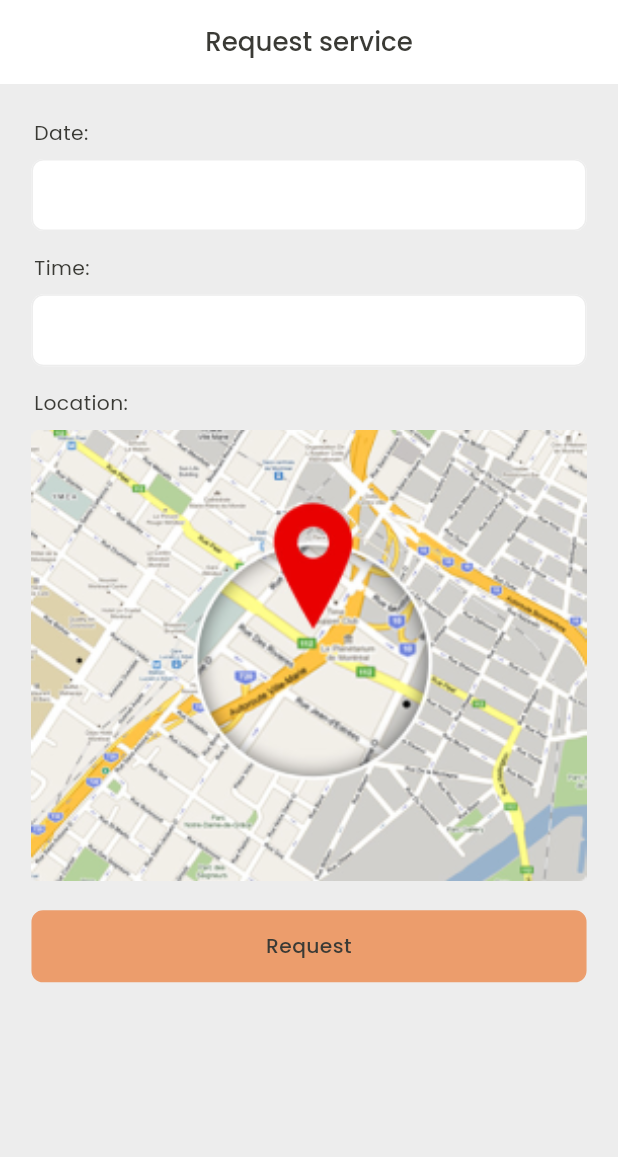
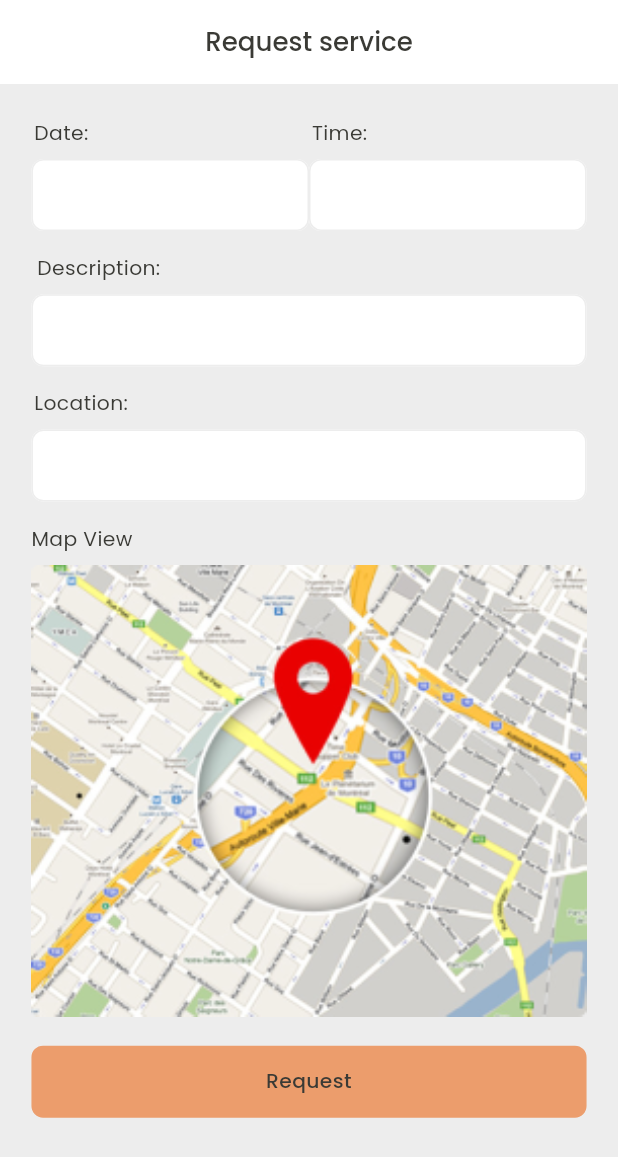
Before and after one commit to bdCalling-Sdt-hub/car_wash_flutter, a Flutter app: the RequestService screen opened by its route, on a phone screen of 412 x 824 dp. Shown: the top 1157 px of the screen. Run offline on Flutter 3.47's test engine with Material 3 defaults, Android fonts, the phone set to English and light mode, and no system bars; our stand-ins replace cached_network_image, flutter_screenutil, flutter_spinkit, flutter_svg, fpdart, gap and 11 more; accounts and stored records are empty; project files that could hold a hidden picture were left out.

```diff
--- a/lib/core/routes/routes.dart
+++ b/lib/core/routes/routes.dart
@@ -136,7 +136,7 @@ class AppRouter {
         GoRoute(
             name: RoutePath.reqService,
             path: RoutePath.reqService.addBasePath,
-            builder: (context, state) => const RequestService()),
+            builder: (context, state) => RequestService()),
 
         /// ==================== Client Service Request ===================
 
--- a/lib/presentation/screens/client/client_home/controller/client_home_controller.dart
+++ b/lib/presentation/screens/client/client_home/controller/client_home_controller.dart
@@ -6,6 +6,12 @@ class ClientHomeController extends GetxController {
   Rx<TextEditingController> searchController = TextEditingController().obs;
   Rx<PageController> pagecontroller = PageController().obs;
 
+  Rx<TextEditingController> dateController = TextEditingController().obs;
+  Rx<TextEditingController> timeController = TextEditingController().obs;
+
+  Rx<TextEditingController> descriptionController = TextEditingController().obs;
+  //Rx<TextEditingController> searchController = TextEditingController().obs;
+
   List<String> tapbarItems = [
     AppStrings.upcomingDate,
     AppStrings.current,
@@ -13,4 +19,6 @@ class ClientHomeController extends GetxController {
   ];
 
   RxInt tappedIndex = 0.obs;
+
+  /// ====================== Req Service =====================
 }
--- a/lib/presentation/screens/client/req_service/req_service.dart
+++ b/lib/presentation/screens/client/req_service/req_service.dart
@@ -1,5 +1,7 @@
 import 'package:car_wash/core/custom_assets/assets.gen.dart';
 import 'package:car_wash/core/routes/route_path.dart';
+import 'package:car_wash/global/general_controller/general_controller.dart';
+import 'package:car_wash/presentation/screens/client/client_home/controller/client_home_controller.dart';
 import 'package:car_wash/presentation/widgets/custom_button/custom_button.dart';
 import 'package:car_wash/presentation/widgets/custom_text/custom_text.dart';
 import 'package:car_wash/presentation/widgets/custom_text_field/custom_text_field.dart';
@@ -8,11 +10,15 @@ import 'package:car_wash/utils/dimensions/dimensions.dart';
 import 'package:car_wash/utils/static_strings/static_strings.dart';
 import 'package:flutter/material.dart';
 import 'package:flutter_screenutil/flutter_screenutil.dart';
+import 'package:get/get.dart';
 import 'package:go_router/go_router.dart';
 
 class RequestService extends StatelessWidget {
-  const RequestService({super.key});
+  RequestService({super.key});
 
+  final GeneralController generalController = Get.find<GeneralController>();
+  final ClientHomeController clientHomeController =
+      Get.find<ClientHomeController>();
   @override
   Widget build(BuildContext context) {
     return Scaffold(
@@ -28,23 +34,57 @@ class RequestService extends StatelessWidget {
         child: Column(
           crossAxisAlignment: CrossAxisAlignment.start,
           children: [
+            Row(
+              children: [
+                Expanded(
+                  child: Column(
+                    crossAxisAlignment: CrossAxisAlignment.start,
+                    children: [
                       CustomText(
                         text: AppStrings.date,
                         bottom: 8.h,
                       ),
 
                       ///=========================== Date ===========================
-            const CustomTextField(
+                      CustomTextField(
+                        readOnly: true,
+                        onTap: () {
+                          generalController.pickDate(context);
+                        },
                         fillColor: AppColors.whiteColor,
+                      ),
+                    ],
+                  ),
+                ),
+                Expanded(
+                    child: Column(
+                  crossAxisAlignment: CrossAxisAlignment.start,
+                  children: [
+                    CustomText(
+                      text: AppStrings.time,
+                      bottom: 8.h,
+                    ),
+
+                    ///=========================== Time ===========================
+                    CustomTextField(
+                      readOnly: true,
+                      onTap: () {
+                        generalController.pickTime(context);
+                      },
+                      fillColor: AppColors.whiteColor,
+                    ),
+                  ],
+                ))
+              ],
             ),
 
             CustomText(
               top: 16.h,
-              text: AppStrings.time,
+              text: AppStrings.description,
               bottom: 8.h,
             ),
 
-            ///=========================== Date ===========================
+            ///=========================== Description ===========================
             const CustomTextField(
               fillColor: AppColors.whiteColor,
             ),
@@ -54,6 +94,19 @@ class RequestService extends StatelessWidget {
               text: AppStrings.location,
               bottom: 8.h,
             ),
+
+            ///=========================== Description ===========================
+            const CustomTextField(
+              fillColor: AppColors.whiteColor,
+            ),
+
+            CustomText(
+              top: 16.h,
+              text: AppStrings.mapView,
+              bottom: 8.h,
+            ),
+
+            //// ==================== Map View =======================
 
             Assets.images.mapImage.image(
               fit: BoxFit.cover,
--- a/lib/utils/static_strings/static_strings.dart
+++ b/lib/utils/static_strings/static_strings.dart
@@ -67,6 +67,8 @@ class AppStrings {
       "Don’t have coupon code? Go to the Payment";
   static const String apply = "Apply";
   static const String location = "Location: ";
+  static const String mapView = "Map View";
+
   static const String subsCriptionBuying = "Subscription buying";
   static const String subsCriptionEnding = "Subscription ending";
   static const String package = "Package";
@@ -107,6 +109,9 @@ class AppStrings {
   static const String date = "Date: ";
 
   static const String contactNumber = "Contact Number: ";
+  static const String address = "Address";
+  static const String dateOfBirth = "Date of Birth";
+
   static const String description = "Description:  ";
   static const String startWork = "Start Work";
   static const String startTime = "Start Time";
@@ -118,6 +123,8 @@ class AppStrings {
   ///====================== Profile ========================
   static const String profile = "Profile";
   static const String name = "Name";
+  static const String updateProfile = "Update Profile";
+
   static const String editProfile = "Edit Profile";
 
   ///====================== Notification ========================
--- a/pubspec.yaml
+++ b/pubspec.yaml
@@ -45,6 +45,7 @@ dependencies:
   http: ^1.2.2
   http_parser: ^4.0.2
   internet_connection_checker_plus: ^2.5.2
+  intl: ^0.19.0
   logger: ^2.4.0
   lottie: ^3.1.2
   mime: ^1.0.6
```
Also changed, not shown: lib/global/general_controller/general_controller.dart (+47 -0 lines), lib/presentation/screens/profile/model/profile_model.dart (+11 -27 lines), lib/presentation/screens/profile/profile.dart (+63 -17 lines), lib/presentation/screens/profile/profile_controller/profile_controller.dart (+13 -1 lines), pubspec.lock, 1 other file. Lines whose indentation alone changed are shown as unchanged.
